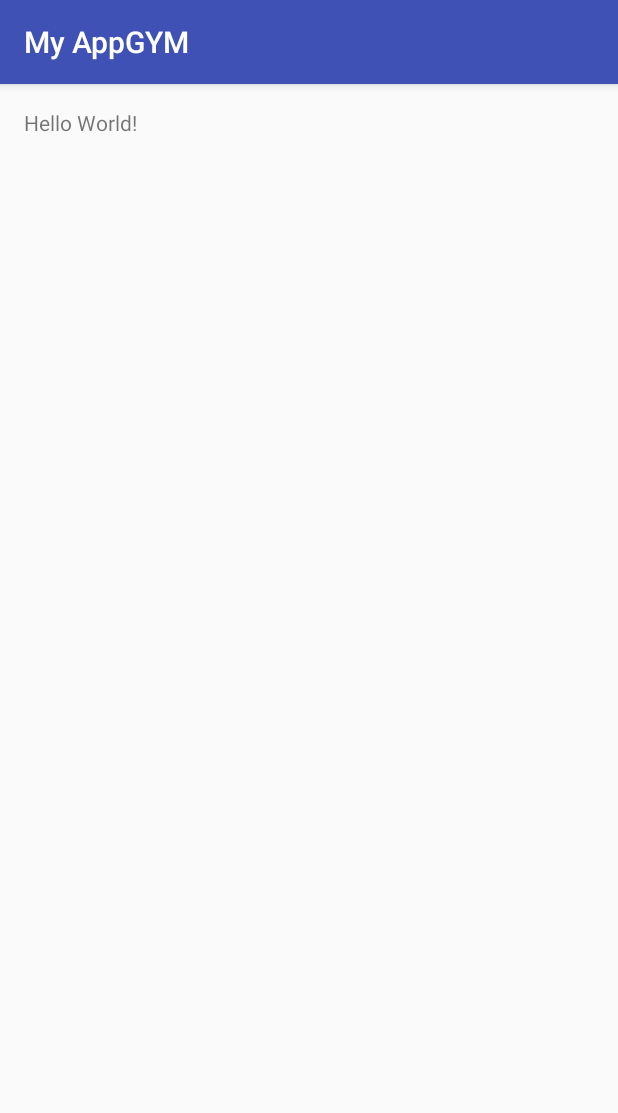
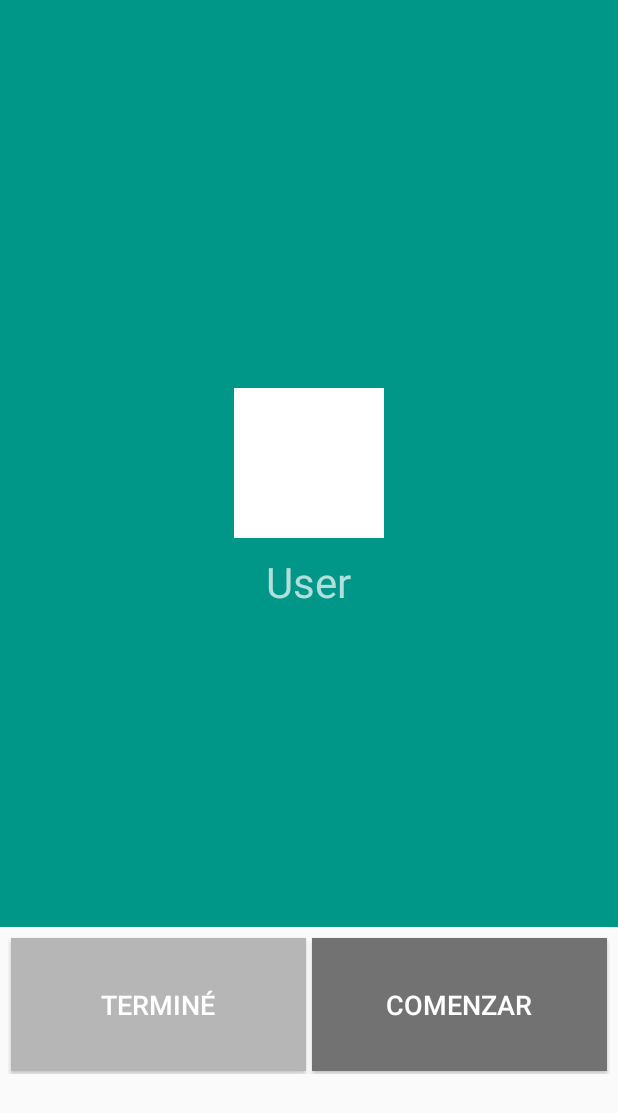
Before and after one commit to elPintozo/MyApp, an Android app: the screen it shows after launch (MainActivity), on a phone screen of 412 x 824 dp. Shown: the top 1113 px of the screen. Run offline under Robolectric (Android 15) with nearby library versions, the phone set to English and light mode, and no system bars.

Commit message:
se añadió la paleta de colores para la app, se añadió las vio de las primeras dos vistas

```diff
--- a/app/src/main/AndroidManifest.xml
+++ b/app/src/main/AndroidManifest.xml
@@ -15,6 +15,7 @@
                 <category android:name="android.intent.category.LAUNCHER" />
             </intent-filter>
         </activity>
+        <activity android:name=".ultimosEjerciciosController"></activity>
     </application>
 
 </manifest>
--- a/app/src/main/res/layout/activity_main.xml
+++ b/app/src/main/res/layout/activity_main.xml
@@ -1,16 +1,85 @@
 <?xml version="1.0" encoding="utf-8"?>
-<RelativeLayout xmlns:android="http://schemas.android.com/apk/res/android"
+<LinearLayout xmlns:android="http://schemas.android.com/apk/res/android"
     xmlns:tools="http://schemas.android.com/tools"
     android:layout_width="match_parent"
     android:layout_height="match_parent"
-    android:paddingBottom="@dimen/activity_vertical_margin"
-    android:paddingLeft="@dimen/activity_horizontal_margin"
-    android:paddingRight="@dimen/activity_horizontal_margin"
-    android:paddingTop="@dimen/activity_vertical_margin"
+    android:orientation="vertical"
     tools:context="com.thepintozo.myappgym.MainActivity">
 
-    <TextView
-        android:layout_width="wrap_content"
-        android:layout_height="wrap_content"
-        android:text="Hello World!" />
-</RelativeLayout>
+    <RelativeLayout
+        android:layout_width="match_parent"
+        android:layout_height="match_parent"
+        android:layout_weight="1"
+        android:background="@color/colorAccent">
+
+        <ImageView
+            android:layout_width="100dp"
+            android:layout_height="100dp"
+            android:id="@+id/imageView"
+            android:layout_centerVertical="true"
+            android:layout_centerHorizontal="true"
+            android:background="@color/colorIcons"
+            android:layout_marginBottom="10dp" />
+
+        <TextView
+            android:layout_width="wrap_content"
+            android:layout_height="wrap_content"
+            android:textAppearance="?android:attr/textAppearanceLarge"
+            android:text="@string/lblProfile"
+            android:id="@+id/lblNameProfile"
+            android:layout_below="@+id/imageView"
+            android:layout_centerHorizontal="true"
+            android:textColor="@color/colorPrimaryLight"
+            android:textSize="28dp" />
+    </RelativeLayout>
+
+    <LinearLayout
+        android:orientation="vertical"
+        android:layout_width="match_parent"
+        android:layout_height="match_parent"
+        android:layout_weight="3">
+
+        <LinearLayout
+            android:orientation="vertical"
+            android:layout_width="match_parent"
+            android:layout_height="match_parent"
+            android:layout_weight="1">
+
+            <LinearLayout
+                android:orientation="horizontal"
+                android:layout_width="match_parent"
+                android:layout_height="match_parent"
+                android:baselineAligned="false"
+                android:padding="5dp">
+
+                <Button
+                    android:layout_width="0dp"
+                    android:layout_height="match_parent"
+                    android:text="@string/btnExit"
+                    android:id="@+id/btnSalir"
+                    android:layout_weight="1"
+                    android:background="@color/colorDivider"
+                    android:layout_margin="2dp"
+                    android:textSize="18dp"
+                    android:textColor="@color/colorIcons" />
+
+                <Button
+                    android:layout_width="0dp"
+                    android:layout_height="match_parent"
+                    android:text="@string/btnStart"
+                    android:id="@+id/btnComenzar"
+                    android:layout_weight="1"
+                    android:background="@color/colorSecondaryText"
+                    android:layout_margin="2dp"
+                    android:textSize="18dp"
+                    android:textColor="@color/colorIcons" />
+            </LinearLayout>
+        </LinearLayout>
+
+        <LinearLayout
+            android:orientation="vertical"
+            android:layout_width="match_parent"
+            android:layout_height="match_parent"
+            android:layout_weight="1"></LinearLayout>
+    </LinearLayout>
+</LinearLayout>
--- a/app/src/main/res/values/colors.xml
+++ b/app/src/main/res/values/colors.xml
@@ -1,6 +1,11 @@
 <?xml version="1.0" encoding="utf-8"?>
 <resources>
-    <color name="colorPrimary">#3F51B5</color>
-    <color name="colorPrimaryDark">#303F9F</color>
-    <color name="colorAccent">#FF4081</color>
+    <color name="colorPrimary">#009688</color>
+    <color name="colorPrimaryDark">#00796B</color>
+    <color name="colorAccent">#009688</color>
+    <color name="colorPrimaryLight">#B2DFDB</color>
+    <color name="colorPrimaryText">#212121</color>
+    <color name="colorSecondaryText">#727272</color>
+    <color name="colorIcons">#FFFFFF</color>
+    <color name="colorDivider">#B6B6B6</color>
 </resources>
--- /dev/null
+++ b/app/src/main/res/values/string_vista_bienvenido.xml
@@ -0,0 +1,6 @@
+<?xml version="1.0" encoding="utf-8"?>
+<resources>
+    <string name="btnExit">Terminé</string>
+    <string name="btnStart">Comenzar</string>
+    <string name="lblProfile">User</string>
+</resources>
--- /dev/null
+++ b/app/src/main/res/values/string_vista_ultimos_ejercicios.xml
@@ -0,0 +1,5 @@
+<?xml version="1.0" encoding="utf-8"?>
+<resources>
+    <string name="btnRoutineStart">Comenzar nueva Rutina</string>
+    <string name="lblTitleRoutineStart">Últimos Musculos ejercitados</string>
+</resources>
--- a/app/src/main/res/values/styles.xml
+++ b/app/src/main/res/values/styles.xml
@@ -1,7 +1,7 @@
 <resources>
 
     <!-- Base application theme. -->
-    <style name="AppTheme" parent="Theme.AppCompat.Light.DarkActionBar">
+    <style name="AppTheme" parent="Theme.AppCompat.Light.NoActionBar">
         <!-- Customize your theme here. -->
         <item name="colorPrimary">@color/colorPrimary</item>
         <item name="colorPrimaryDark">@color/colorPrimaryDark</item>
```
Also changed, not shown: app/src/main/java/com/thepintozo/myappgym/ultimosEjerciciosController.java (added, +13 -0 lines), app/src/main/res/layout/activity_ultimos_ejercicios_controller.xml (added, +78 -0 lines).
